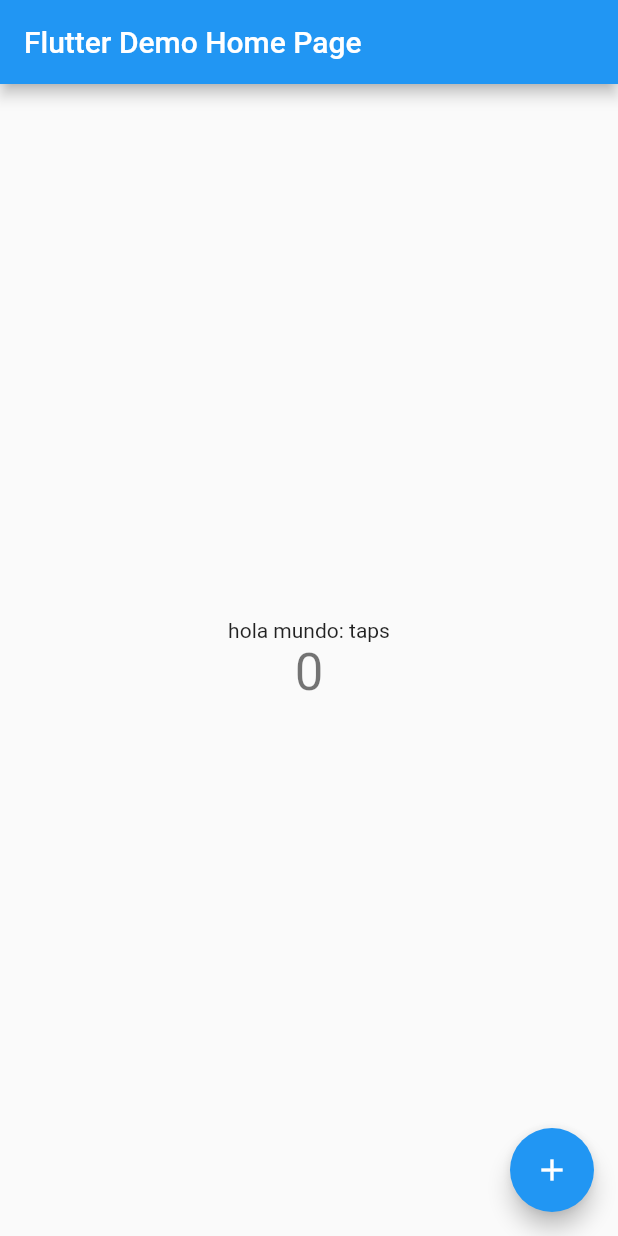
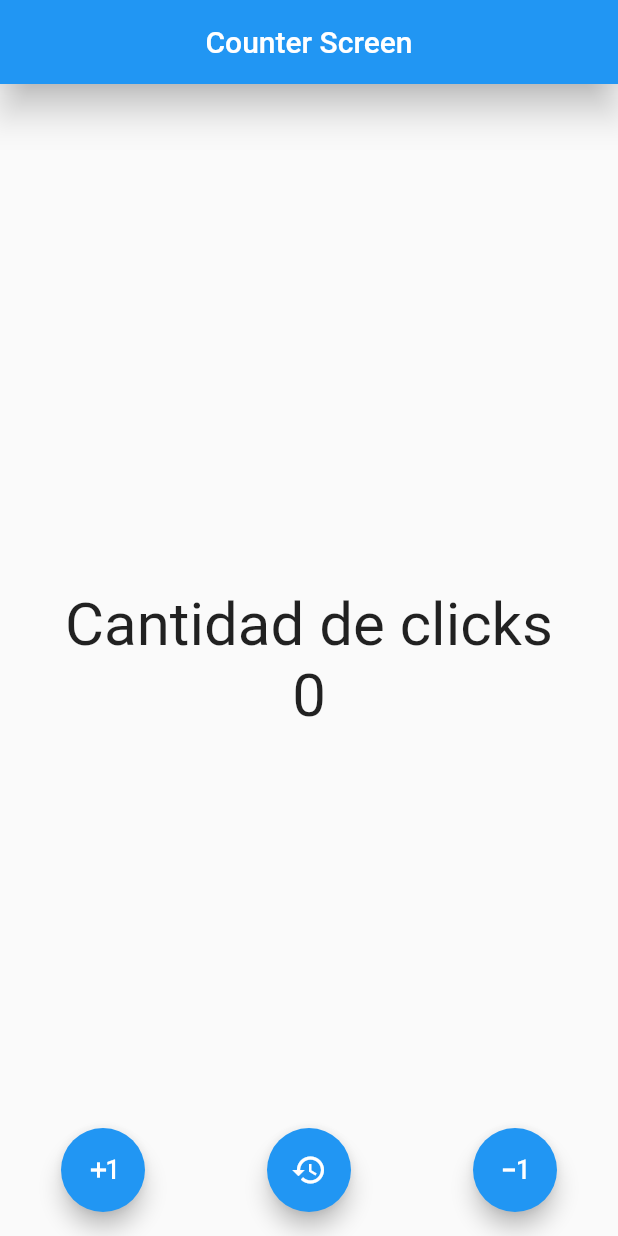
Before and after one commit to jhank31/flutter, a Flutter app: the screen it shows after launch, on a phone screen of 412 x 824 dp. Run offline on Flutter 3.47's test engine with Material 2 defaults, Android fonts, the phone set to English and light mode, and no system bars.

Commit message:
se añadio la primer pantalla a la app, donde se encuentra un contador de clicks

```diff
--- a/my_app/lib/main.dart
+++ b/my_app/lib/main.dart
@@ -1,3 +1,6 @@
+import 'package:my_app/screens/counter_screen.dart';
+
+
 import 'package:flutter/material.dart';
 
 void main() {
@@ -7,109 +10,10 @@ void main() {
 class MyApp extends StatelessWidget {
   const MyApp({Key? key}) : super(key: key);
 
-  // This widget is the root of your application.
   @override
   Widget build(BuildContext context) {
-    return MaterialApp(
-      title: 'Flutter Demo',
-      theme: ThemeData(
-        // This is the theme of your application.
-        //
-        // Try running your application with "flutter run". You'll see the
-        // application has a blue toolbar. Then, without quitting the app, try
-        // changing the primarySwatch below to Colors.green and then invoke
-        // "hot reload" (press "r" in the console where you ran "flutter run",
-        // or simply save your changes to "hot reload" in a Flutter IDE).
-        // Notice that the counter didn't reset back to zero; the application
-        // is not restarted.
-        primarySwatch: Colors.blue,
-      ),
-      home: const MyHomePage(title: 'Flutter Demo Home Page'),
-    );
+    return const MaterialApp(
+        debugShowCheckedModeBanner: false,
+        home: CounterScreen());
   }
 }
-
-class MyHomePage extends StatefulWidget {
-  const MyHomePage({Key? key, required this.title}) : super(key: key);
-
-  // This widget is the home page of your application. It is stateful, meaning
-  // that it has a State object (defined below) that contains fields that affect
-  // how it looks.
-
-  // This class is the configuration for the state. It holds the values (in this
-  // case the title) provided by the parent (in this case the App widget) and
-  // used by the build method of the State. Fields in a Widget subclass are
-  // always marked "final".
-
-  final String title;
-
-  @override
-  State<MyHomePage> createState() => _MyHomePageState();
-}
-
-class _MyHomePageState extends State<MyHomePage> {
-  int _counter = 0;
-
-  void _incrementCounter() {
-    setState(() {
-      // This call to setState tells the Flutter framework that something has
-      // changed in this State, which causes it to rerun the build method below
-      // so that the display can reflect the updated values. If we changed
-      // _counter without calling setState(), then the build method would not be
-      // called again, and so nothing would appear to happen.
-      _counter++;
-    });
-  }
-
-  @override
-  Widget build(BuildContext context) {
-    // This method is rerun every time setState is called, for instance as done
-    // by the _incrementCounter method above.
-    //
-    // The Flutter framework has been optimized to make rerunning build methods
-    // fast, so that you can just rebuild anything that needs updating rather
-    // than having to individually change instances of widgets.
-    return Scaffold(
-      appBar: AppBar(
-        // Here we take the value from the MyHomePage object that was created by
-        // the App.build method, and use it to set our appbar title.
-        title: Text(widget.title),
-      ),
-      body: Center(
-        // Center is a layout widget. It takes a single child and positions it
-        // in the middle of the parent.
-        child: Column(
-          // Column is also a layout widget. It takes a list of children and
-          // arranges them vertically. By default, it sizes itself to fit its
-          // children horizontally, and tries to be as tall as its parent.
-          //
-          // Invoke "debug painting" (press "p" in the console, choose the
-          // "Toggle Debug Paint" action from the Flutter Inspector in Android
-          // Studio, or the "Toggle Debug Paint" command in Visual Studio Code)
-          // to see the wireframe for each widget.
-          //
-          // Column has various properties to control how it sizes itself and
-          // how it positions its children. Here we use mainAxisAlignment to
-          // center the children vertically; the main axis here is the vertical
-          // axis because Columns are vertical (the cross axis would be
-          // horizontal).
-          mainAxisAlignment: MainAxisAlignment.center,
-          children: <Widget>[
-            const Text(
-              'hola mundo: taps',
-            ),
-            Text(
-              '$_counter',
-              style: Theme.of(context).textTheme.headline4,
-            ),
-          ],
-        ),
-      ),
-      floatingActionButton: FloatingActionButton(
-        onPressed: _incrementCounter,
-        tooltip: 'Increment',
-        child: const Icon(Icons.add),
-      ), // This trailing comma makes auto-formatting nicer for build methods.
-    );
-  }
-}
--- /dev/null
+++ b/my_app/lib/screens/counter_screen.dart
@@ -0,0 +1,89 @@
+import 'package:flutter/material.dart';
+
+class CounterScreen extends StatefulWidget {
+  const CounterScreen({Key? key}) : super(key: key);
+
+  @override
+  State<CounterScreen> createState() => _CounterScreenState();
+}
+
+class _CounterScreenState extends State<CounterScreen> {
+  int counter = 0;
+
+  void incrase() {
+    setState(() {
+      counter++;
+    });
+  }
+
+  void decrease() {
+    setState(() {
+      counter--;
+    });
+  }
+
+  void reseat() {
+    setState(() {
+      counter = 0;
+    });
+  }
+
+  @override
+  Widget build(BuildContext context) {
+    const fontSize40 = TextStyle(fontSize: 40);
+    return Scaffold(
+      appBar: AppBar(
+        title: const Center(child: Text('Counter Screen')),
+        elevation: 10.0,
+      ),
+      body: Center(
+        child: Column(
+          mainAxisAlignment: MainAxisAlignment.center,
+          children: <Widget>[
+            const Text('Cantidad de clicks', style: fontSize40),
+            Text('$counter', style: fontSize40)
+          ],
+        ),
+      ),
+      floatingActionButtonLocation: FloatingActionButtonLocation.centerFloat,
+      floatingActionButton: CustomFloatingAction(
+        increaseFn: incrase,
+        decreaseFn: decrease,
+        reseatFn: reseat,
+      ),
+    );
+  }
+}
+
+class CustomFloatingAction extends StatelessWidget {
+  final Function decreaseFn;
+  final Function increaseFn;
+  final Function reseatFn;
+  const CustomFloatingAction({
+    Key? key,
+    required this.increaseFn,
+    required this.decreaseFn,
+    required this.reseatFn,
+  }) : super(key: key);
+
+  @override
+  Widget build(BuildContext context) {
+    return Row(
+      mainAxisAlignment: MainAxisAlignment.spaceAround,
+      children: [
+        FloatingActionButton(
+          onPressed: () => increaseFn(),
+          child: const Icon(Icons.exposure_plus_1_outlined),
+        ),
+        FloatingActionButton(
+          onPressed: () => reseatFn(),
+          child: const Icon(Icons.restore),
+        ),
+        FloatingActionButton(
+          onPressed: () => decreaseFn(),
+          child: const Icon(Icons.exposure_minus_1_outlined),
+        ),
+      ],
+    );
+  }
+}
```
